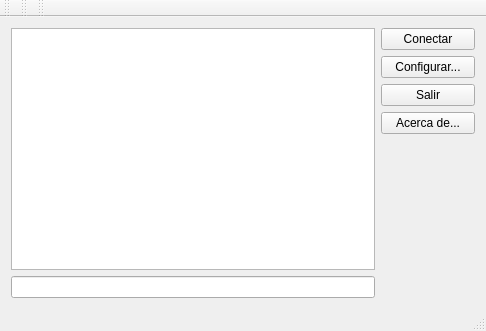
The window that cliente/mainwindow.ui (adrianabreu/qVersare) describes before a commit, drawn with Qt 5.
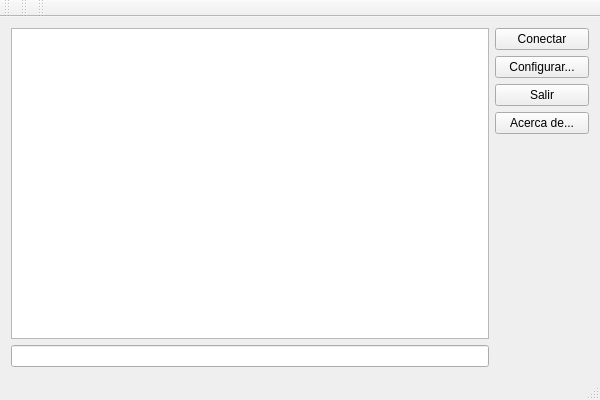
The same window after the commit.

What changed in the file:
```diff
--- a/cliente/mainwindow.ui
+++ b/cliente/mainwindow.ui
@@ -6,10 +6,22 @@
    <rect>
     <x>0</x>
     <y>0</y>
-    <width>486</width>
-    <height>331</height>
+    <width>600</width>
+    <height>400</height>
    </rect>
   </property>
+  <property name="minimumSize">
+   <size>
+    <width>600</width>
+    <height>400</height>
+   </size>
+  </property>
+  <property name="baseSize">
+   <size>
+    <width>600</width>
+    <height>400</height>
+   </size>
+  </property>
   <property name="windowTitle">
    <string>qVersare</string>
   </property>
```
Left out of the diff: 2 changed lines with no effect on the pictures.
